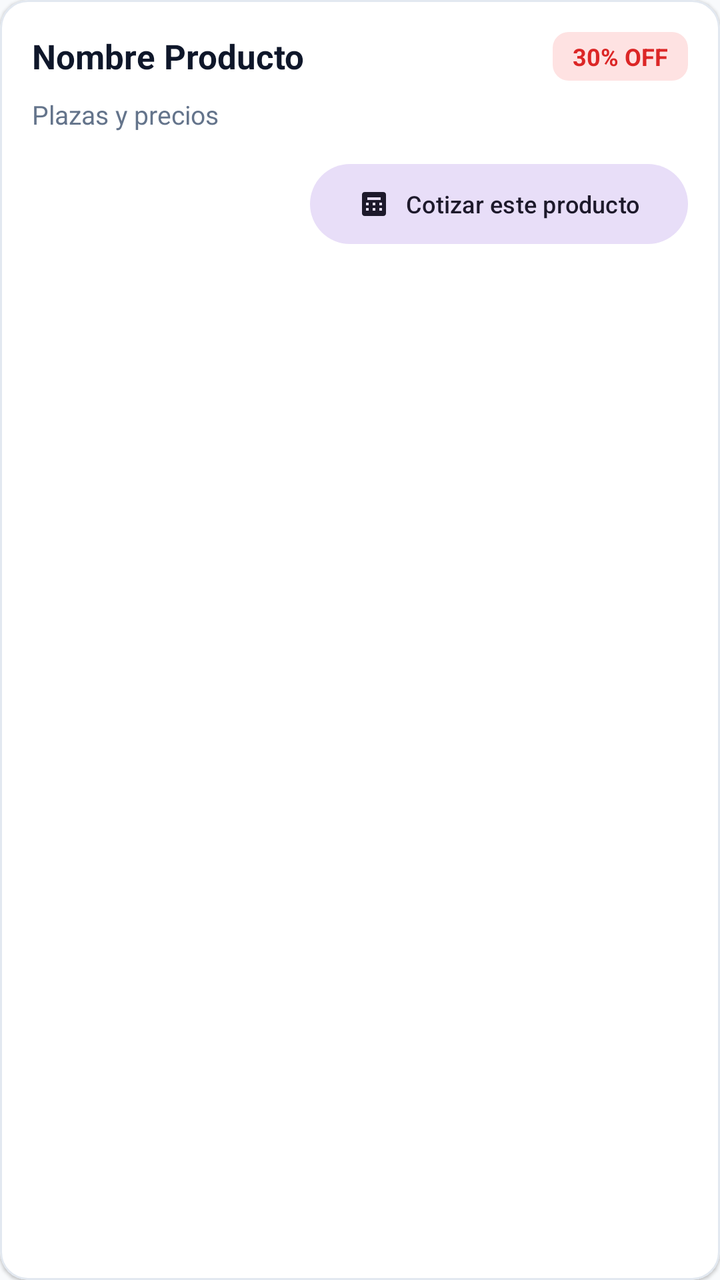
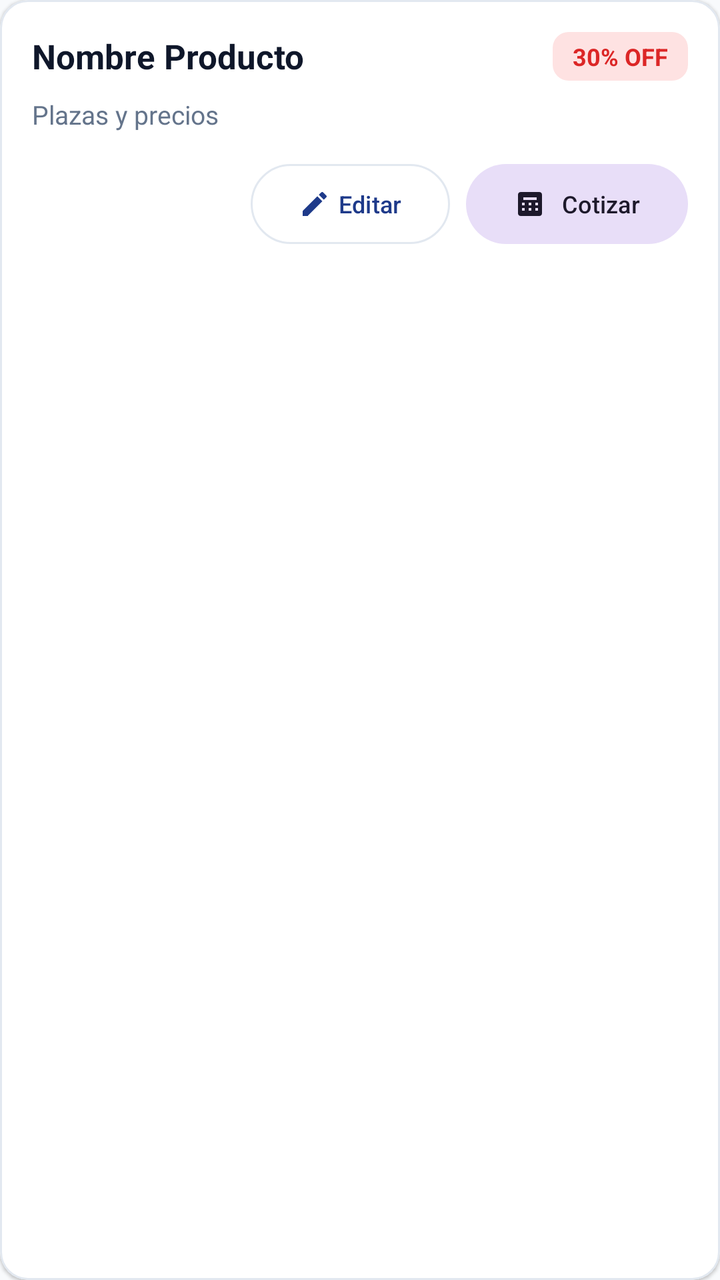

The first picture is an Android layout as it rendered before a commit; the second is the same layout after the commit. The layout source and the unified diff follow.
<!-- AndroidManifest.xml: application theme Theme.Cannon -->
<!-- res/layout/item_catalog_product.xml -->
<?xml version="1.0" encoding="utf-8"?>
<com.google.android.material.card.MaterialCardView xmlns:android="http://schemas.android.com/apk/res/android"
    xmlns:app="http://schemas.android.com/apk/res-auto"
    android:layout_width="match_parent"
    android:layout_height="wrap_content"
    android:layout_marginHorizontal="16dp"
    android:layout_marginVertical="6dp"
    app:cardBackgroundColor="@color/surface"
    app:cardCornerRadius="14dp"
    app:cardElevation="1dp"
    app:strokeColor="@color/card_stroke"
    app:strokeWidth="1dp">

    <LinearLayout
        android:layout_width="match_parent"
        android:layout_height="wrap_content"
        android:orientation="vertical"
        android:padding="16dp">

        <LinearLayout
            android:layout_width="match_parent"
            android:layout_height="wrap_content"
            android:gravity="center_vertical"
            android:orientation="horizontal">

            <TextView
                android:id="@+id/tvItemNombre"
                android:layout_width="0dp"
                android:layout_height="wrap_content"
                android:layout_weight="1"
                android:text="Nombre Producto"
                android:textColor="@color/text_primary"
                android:textSize="17sp"
                android:textStyle="bold" />

            <TextView
                android:id="@+id/tvItemDescuento"
                android:layout_width="wrap_content"
                android:layout_height="wrap_content"
                android:background="@drawable/bg_discount_badge"
                android:paddingHorizontal="10dp"
                android:paddingVertical="4dp"
                android:text="30% OFF"
                android:textColor="@color/discount_badge"
                android:textSize="12sp"
                android:textStyle="bold" />
        </LinearLayout>

        <TextView
            android:id="@+id/tvItemPlazas"
            android:layout_width="match_parent"
            android:layout_height="wrap_content"
            android:layout_marginTop="8dp"
            android:lineSpacingExtra="3dp"
            android:text="Plazas y precios"
            android:textColor="@color/text_secondary"
            android:textSize="13sp" />

        <LinearLayout
            android:layout_width="match_parent"
            android:layout_height="wrap_content"
            android:layout_marginTop="12dp"
            android:gravity="end|center_vertical"
            android:orientation="horizontal">

            <com.google.android.material.button.MaterialButton
                android:id="@+id/btnItemCotizar"
                style="@style/Widget.Material3.Button.TonalButton"
                android:layout_width="wrap_content"
                android:layout_height="wrap_content"
                android:text="Cotizar este producto"
                android:textSize="12sp"
                app:icon="@drawable/ic_calculate"
                app:iconSize="16dp" />
        </LinearLayout>

    </LinearLayout>
</com.google.android.material.card.MaterialCardView>
<!-- resources referenced by this layout -->
<resources>
  <color name="card_stroke">#E2E8F0</color>
  <color name="discount_badge">#DC2626</color>
  <color name="surface">#FFFFFF</color>
  <color name="text_primary">#0F172A</color>
  <color name="text_secondary">#64748B</color>
  <!-- drawable bg_discount_badge (drawable) -->
  <?xml version="1.0" encoding="utf-8"?>
  <shape xmlns:android="http://schemas.android.com/apk/res/android"
      android:shape="rectangle">
      <corners android:radius="8dp" />
      <solid android:color="@color/discount_badge_light" />
  </shape>
  <!-- drawable ic_calculate (drawable) -->
  <vector xmlns:android="http://schemas.android.com/apk/res/android"
      android:width="24dp"
      android:height="24dp"
      android:viewportWidth="24"
      android:viewportHeight="24">
    <path
        android:fillColor="@android:color/white"
        android:pathData="M19,3H5C3.9,3 3,3.9 3,5v14c0,1.1 0.9,2 2,2h14c1.1,0 2,-0.9 2,-2V5C21,3.9 20.1,3 19,3zM7,7h10v2H7V7zM8,17H6v-2h2V17zM8,13H6v-2h2V13zM13,17h-2v-2h2V17zM13,13h-2v-2h2V13zM18,17h-2v-2h2V17zM18,13h-2v-2h2V13z"/>
  </vector>
  <style name="Theme.Cannon" parent="Theme.Material3.Light.NoActionBar">
          <item name="colorPrimary">@color/primary</item>
          <item name="colorPrimaryVariant">@color/primary_dark</item>
          <item name="colorOnPrimary">@color/white</item>
          <item name="colorSecondary">@color/secondary</item>
          <item name="android:windowBackground">@color/background</item>
          <item name="android:statusBarColor">@color/primary_dark</item>
      </style>
  <color name="discount_badge_light">#FEE2E2</color>
  <color name="primary">#0A192F</color>
  <color name="primary_dark">#07111E</color>
  <color name="white">#FFFFFF</color>
  <color name="secondary">#059669</color>
  <color name="background">#F8FAFC</color>
</resources>

<!-- the commit's change to res/layout/item_catalog_product.xml (unified diff, before → after) -->
@@ -64,11 +64,25 @@
             android:orientation="horizontal">
 
             <com.google.android.material.button.MaterialButton
+                android:id="@+id/btnItemEditar"
+                style="@style/Widget.Material3.Button.OutlinedButton"
+                android:layout_width="wrap_content"
+                android:layout_height="wrap_content"
+                android:layout_marginEnd="8dp"
+                android:text="Editar"
+                android:textColor="@color/primary_brand"
+                android:textSize="12sp"
+                app:icon="@drawable/ic_edit"
+                app:iconSize="16dp"
+                app:iconTint="@color/primary_brand"
+                app:strokeColor="@color/card_stroke" />
+
+            <com.google.android.material.button.MaterialButton
                 android:id="@+id/btnItemCotizar"
                 style="@style/Widget.Material3.Button.TonalButton"
                 android:layout_width="wrap_content"
                 android:layout_height="wrap_content"
-                android:text="Cotizar este producto"
+                android:text="Cotizar"
                 android:textSize="12sp"
                 app:icon="@drawable/ic_calculate"
                 app:iconSize="16dp" />
<!-- resource entries referenced after the edit -->
@@ -2,6 +2,7 @@
 <resources>
   <color name="card_stroke">#E2E8F0</color>
   <color name="discount_badge">#DC2626</color>
+  <color name="primary_brand">#1E3A8A</color>
   <color name="surface">#FFFFFF</color>
   <color name="text_primary">#0F172A</color>
   <color name="text_secondary">#64748B</color>
@@ -22,6 +23,16 @@
         android:fillColor="@android:color/white"
         android:pathData="M19,3H5C3.9,3 3,3.9 3,5v14c0,1.1 0.9,2 2,2h14c1.1,0 2,-0.9 2,-2V5C21,3.9 20.1,3 19,3zM7,7h10v2H7V7zM8,17H6v-2h2V17zM8,13H6v-2h2V13zM13,17h-2v-2h2V17zM13,13h-2v-2h2V13zM18,17h-2v-2h2V17zM18,13h-2v-2h2V13z"/>
   </vector>
+  <!-- drawable ic_edit (drawable) -->
+  <vector xmlns:android="http://schemas.android.com/apk/res/android"
+      android:width="24dp"
+      android:height="24dp"
+      android:viewportWidth="24"
+      android:viewportHeight="24">
+    <path
+        android:fillColor="@android:color/white"
+        android:pathData="M3,17.25V21h3.75L17.81,9.94l-3.75,-3.75L3,17.25zM20.71,7.04c0.39,-0.39 0.39,-1.02 0,-1.41l-2.34,-2.34c-0.39,-0.39 -1.02,-0.39 -1.41,0l-1.83,1.83 3.75,3.75 1.83,-1.83z"/>
+  </vector>
   <style name="Theme.Cannon" parent="Theme.Material3.Light.NoActionBar">
           <item name="colorPrimary">@color/primary</item>
           <item name="colorPrimaryVariant">@color/primary_dark</item>
